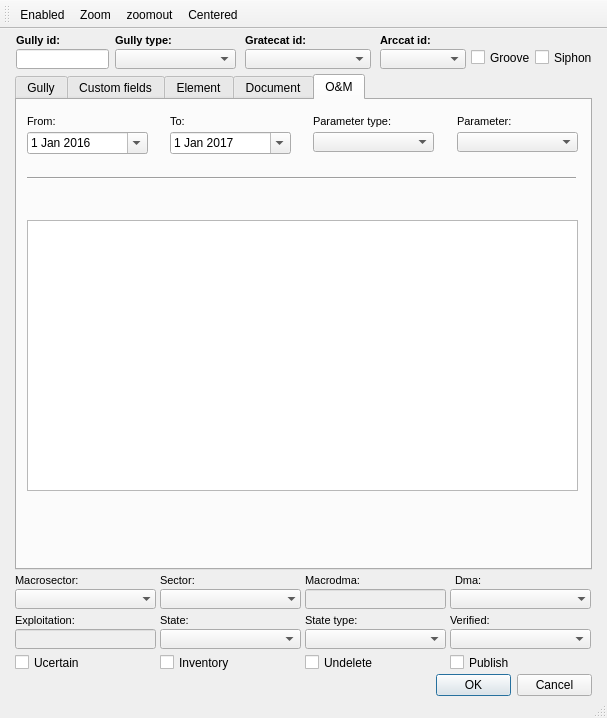
First picture: the form in ui/ud_man_gully.ui, repository Giswater/giswater_qgis_plugin, before the edit.
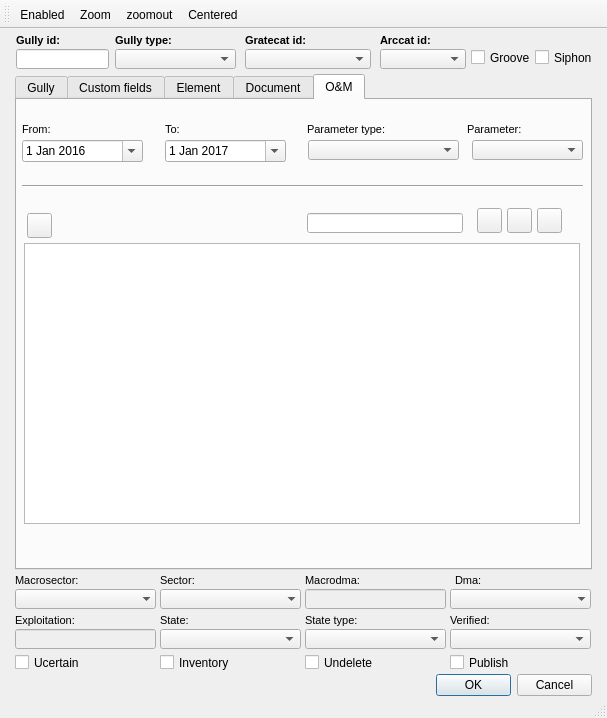
Second picture: the form after the edit. The open tabs and pages were chosen to show the change. Icons and pictures are not drawn. Custom widgets are drawn as their Qt base class.

Commit message: #225 Modified feature forms

The edit to the form file:
```diff
--- a/ui/ud_man_gully.ui
+++ b/ui/ud_man_gully.ui
@@ -2393,11 +2393,31 @@
      <attribute name="title">
       <string>O&amp;&amp;M</string>
      </attribute>
+     <widget class="QDateEdit" name="date_event_to">
+      <property name="geometry">
+       <rect>
+        <x>148</x>
+        <y>40</y>
+        <width>121</width>
+        <height>22</height>
+       </rect>
+      </property>
+      <property name="date">
+       <date>
+        <year>2017</year>
+        <month>1</month>
+        <day>1</day>
+       </date>
+      </property>
+      <property name="calendarPopup">
+       <bool>true</bool>
+      </property>
+     </widget>
      <widget class="QLabel" name="label_event_parameter">
       <property name="geometry">
        <rect>
-        <x>440</x>
-        <y>10</y>
+        <x>450</x>
+        <y>18</y>
         <width>91</width>
         <height>22</height>
        </rect>
@@ -2429,8 +2449,8 @@
      <widget class="QDateEdit" name="date_event_from">
       <property name="geometry">
        <rect>
-        <x>10</x>
-        <y>32</y>
+        <x>5</x>
+        <y>40</y>
         <width>121</width>
         <height>22</height>
        </rect>
@@ -2446,11 +2466,41 @@
        <bool>true</bool>
       </property>
      </widget>
-     <widget class="QLabel" name="label_event_date_from">
+     <widget class="QPushButton" name="btn_photo">
       <property name="geometry">
        <rect>
         <x>10</x>
-        <y>10</y>
+        <y>113</y>
+        <width>25</width>
+        <height>25</height>
+       </rect>
+      </property>
+      <property name="text">
+       <string/>
+      </property>
+      <property name="icon">
+       <iconset>
+        <normaloff>../../../../../ownCloud/Shared/codesprint_20/gw_rc2_new_forms/icons/widgets/172.png</normaloff>../../../../../ownCloud/Shared/codesprint_20/gw_rc2_new_forms/icons/widgets/172.png</iconset>
+      </property>
+     </widget>
+     <widget class="Line" name="line_8">
+      <property name="geometry">
+       <rect>
+        <x>5</x>
+        <y>78</y>
+        <width>561</width>
+        <height>16</height>
+       </rect>
+      </property>
+      <property name="orientation">
+       <enum>Qt::Horizontal</enum>
+      </property>
+     </widget>
+     <widget class="QLabel" name="label_data_event_from">
+      <property name="geometry">
+       <rect>
+        <x>5</x>
+        <y>18</y>
         <width>90</width>
         <height>22</height>
        </rect>
@@ -2482,84 +2532,51 @@
        <number>3</number>
       </property>
      </widget>
-     <widget class="QLabel" name="label_event_date_to">
+     <widget class="QTableView" name="tbl_event_node">
       <property name="geometry">
        <rect>
-        <x>153</x>
-        <y>10</y>
-        <width>31</width>
-        <height>22</height>
+        <x>7</x>
+        <y>143</y>
+        <width>556</width>
+        <height>281</height>
        </rect>
       </property>
-      <property name="font">
-       <font>
-        <pointsize>8</pointsize>
-       </font>
-      </property>
-      <property name="frameShape">
-       <enum>QFrame::NoFrame</enum>
-      </property>
-      <property name="frameShadow">
-       <enum>QFrame::Raised</enum>
-      </property>
-      <property name="text">
-       <string>To:</string>
-      </property>
-      <property name="textFormat">
-       <enum>Qt::AutoText</enum>
-      </property>
-      <property name="scaledContents">
-       <bool>false</bool>
-      </property>
-      <property name="margin">
-       <number>3</number>
-      </property>
-     </widget>
-     <widget class="QComboBox" name="event_id">
-      <property name="geometry">
-       <rect>
-        <x>440</x>
-        <y>32</y>
-        <width>121</width>
-        <height>20</height>
-       </rect>
-      </property>
-     </widget>
-     <widget class="QDateEdit" name="date_event_to">
-      <property name="geometry">
-       <rect>
-        <x>153</x>
-        <y>32</y>
-        <width>121</width>
-        <height>22</height>
-       </rect>
-      </property>
-      <property name="date">
-       <date>
-        <year>2017</year>
-        <month>1</month>
-        <day>1</day>
-       </date>
-      </property>
-      <property name="calendarPopup">
+      <property name="sortingEnabled">
        <bool>true</bool>
       </property>
      </widget>
-     <widget class="QComboBox" name="event_type">
+     <widget class="QLineEdit" name="lineEdit_3">
       <property name="geometry">
        <rect>
-        <x>296</x>
-        <y>32</y>
-        <width>121</width>
+        <x>290</x>
+        <y>113</y>
+        <width>156</width>
         <height>20</height>
        </rect>
       </property>
      </widget>
+     <widget class="QPushButton" name="btn_insert_3">
+      <property name="geometry">
+       <rect>
+        <x>460</x>
+        <y>108</y>
+        <width>25</width>
+        <height>25</height>
+       </rect>
+      </property>
+      <property name="text">
+       <string/>
+      </property>
+      <property name="icon">
+       <iconset>
+        <normaloff>../../../../../ownCloud/Shared/codesprint_20/gw_rc2_new_forms/icons/widgets/111.png</normaloff>../../../../../ownCloud/Shared/codesprint_20/gw_rc2_new_forms/icons/widgets/111.png</iconset>
+      </property>
+     </widget>
      <widget class="QLabel" name="label_event_parameter_type">
       <property name="geometry">
        <rect>
-        <x>296</x>
-        <y>10</y>
+        <x>290</x>
+        <y>18</y>
         <width>93</width>
         <height>22</height>
        </rect>
@@ -2591,30 +2608,91 @@
        <number>3</number>
       </property>
      </widget>
-     <widget class="Line" name="line_8">
+     <widget class="QLabel" name="label_data_event_to">
       <property name="geometry">
        <rect>
-        <x>10</x>
-        <y>70</y>
-        <width>549</width>
-        <height>16</height>
+        <x>148</x>
+        <y>18</y>
+        <width>31</width>
+        <height>22</height>
        </rect>
       </property>
-      <property name="orientation">
-       <enum>Qt::Horizontal</enum>
+      <property name="font">
+       <font>
+        <pointsize>8</pointsize>
+       </font>
       </property>
+      <property name="frameShape">
+       <enum>QFrame::NoFrame</enum>
+      </property>
+      <property name="frameShadow">
+       <enum>QFrame::Raised</enum>
+      </property>
+      <property name="text">
+       <string>To:</string>
+      </property>
+      <property name="textFormat">
+       <enum>Qt::AutoText</enum>
+      </property>
+      <property name="scaledContents">
+       <bool>false</bool>
+      </property>
+      <property name="margin">
+       <number>3</number>
+      </property>
      </widget>
-     <widget class="QTableView" name="tbl_event">
+     <widget class="QPushButton" name="btn_snapping_15">
       <property name="geometry">
        <rect>
-        <x>10</x>
-        <y>120</y>
-        <width>551</width>
-        <height>271</height>
+        <x>520</x>
+        <y>108</y>
+        <width>25</width>
+        <height>25</height>
        </rect>
       </property>
-      <property name="sortingEnabled">
-       <bool>true</bool>
+      <property name="text">
+       <string/>
+      </property>
+      <property name="icon">
+       <iconset>
+        <normaloff>../../../../../ownCloud/Shared/codesprint_20/gw_rc2_new_forms/icons/widgets/170.png</normaloff>../../../../../ownCloud/Shared/codesprint_20/gw_rc2_new_forms/icons/widgets/170.png</iconset>
+      </property>
+     </widget>
+     <widget class="QPushButton" name="btn_delete_3">
+      <property name="geometry">
+       <rect>
+        <x>490</x>
+        <y>108</y>
+        <width>25</width>
+        <height>25</height>
+       </rect>
+      </property>
+      <property name="text">
+       <string/>
+      </property>
+      <property name="icon">
+       <iconset>
+        <normaloff>../../../../../ownCloud/Shared/codesprint_20/gw_rc2_new_forms/icons/widgets/112.png</normaloff>../../../../../ownCloud/Shared/codesprint_20/gw_rc2_new_forms/icons/widgets/112.png</iconset>
+      </property>
+     </widget>
+     <widget class="QComboBox" name="event_type">
+      <property name="geometry">
+       <rect>
+        <x>291</x>
+        <y>40</y>
+        <width>151</width>
+        <height>20</height>
+       </rect>
+      </property>
+     </widget>
+     <widget class="QComboBox" name="event_id">
+      <property name="geometry">
+       <rect>
+        <x>455</x>
+        <y>40</y>
+        <width>111</width>
+        <height>20</height>
+       </rect>
       </property>
      </widget>
     </widget>
```
Left out of the diff: 300 changed lines with no effect on the pictures. The commit also changes 5 other files.
